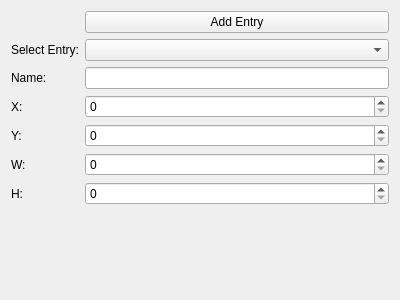
protoman/rockbot, file editor/scenes/tab_cleararea.ui: the form before one commit.
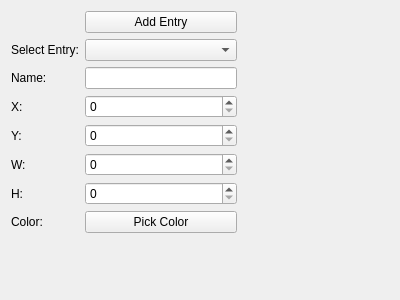
The form after the commit.

```diff
--- a/editor/scenes/tab_cleararea.ui
+++ b/editor/scenes/tab_cleararea.ui
@@ -13,7 +13,24 @@
   <property name="windowTitle">
    <string>Form</string>
   </property>
-  <layout class="QFormLayout" name="formLayout">
+  <layout class="QGridLayout" name="gridLayout">
+   <item row="6" column="0">
+    <widget class="QLabel" name="label_6">
+     <property name="text">
+      <string>H:</string>
+     </property>
+    </widget>
+   </item>
+   <item row="6" column="1">
+    <widget class="QSpinBox" name="h_spinBox"/>
+   </item>
+   <item row="5" column="0">
+    <widget class="QLabel" name="label_5">
+     <property name="text">
+      <string>W:</string>
+     </property>
+    </widget>
+   </item>
    <item row="0" column="1">
     <widget class="QPushButton" name="add_pushButton">
      <property name="text">
@@ -21,12 +38,8 @@
      </property>
     </widget>
    </item>
-   <item row="1" column="0">
-    <widget class="QLabel" name="label">
-     <property name="text">
-      <string>Select Entry:</string>
-     </property>
-    </widget>
+   <item row="5" column="1">
+    <widget class="QSpinBox" name="w_spinBox"/>
    </item>
    <item row="1" column="1">
     <widget class="QComboBox" name="select_comboBox"/>
@@ -38,16 +51,16 @@
      </property>
     </widget>
    </item>
-   <item row="2" column="1">
-    <widget class="QLineEdit" name="name_lineEdit"/>
-   </item>
-   <item row="3" column="0">
-    <widget class="QLabel" name="label_3">
+   <item row="1" column="0">
+    <widget class="QLabel" name="label">
      <property name="text">
-      <string>X:</string>
+      <string>Select Entry:</string>
      </property>
     </widget>
    </item>
+   <item row="3" column="1">
+    <widget class="QSpinBox" name="x_spinBox"/>
+   </item>
    <item row="4" column="0">
     <widget class="QLabel" name="label_4">
      <property name="text">
@@ -55,31 +68,58 @@
      </property>
     </widget>
    </item>
-   <item row="5" column="0">
-    <widget class="QLabel" name="label_5">
-     <property name="text">
-      <string>W:</string>
-     </property>
-    </widget>
-   </item>
-   <item row="6" column="0">
-    <widget class="QLabel" name="label_6">
-     <property name="text">
-      <string>H:</string>
-     </property>
-    </widget>
-   </item>
-   <item row="3" column="1">
-    <widget class="QSpinBox" name="x_spinBox"/>
+   <item row="2" column="1">
+    <widget class="QLineEdit" name="name_lineEdit"/>
    </item>
    <item row="4" column="1">
     <widget class="QSpinBox" name="y_spinBox"/>
    </item>
-   <item row="5" column="1">
-    <widget class="QSpinBox" name="w_spinBox"/>
+   <item row="3" column="0">
+    <widget class="QLabel" name="label_3">
+     <property name="text">
+      <string>X:</string>
+     </property>
+    </widget>
    </item>
-   <item row="6" column="1">
-    <widget class="QSpinBox" name="h_spinBox"/>
+   <item row="7" column="1">
+    <widget class="QPushButton" name="color_pushButton">
+     <property name="text">
+      <string>Pick Color</string>
+     </property>
+    </widget>
+   </item>
+   <item row="7" column="0">
+    <widget class="QLabel" name="label_7">
+     <property name="text">
+      <string>Color:</string>
+     </property>
+    </widget>
+   </item>
+   <item row="2" column="2">
+    <spacer name="horizontalSpacer">
+     <property name="orientation">
+      <enum>Qt::Horizontal</enum>
+     </property>
+     <property name="sizeHint" stdset="0">
+      <size>
+       <width>40</width>
+       <height>20</height>
+      </size>
+     </property>
+    </spacer>
+   </item>
+   <item row="8" column="1">
+    <spacer name="verticalSpacer">
+     <property name="orientation">
+      <enum>Qt::Vertical</enum>
+     </property>
+     <property name="sizeHint" stdset="0">
+      <size>
+       <width>20</width>
+       <height>40</height>
+      </size>
+     </property>
+    </spacer>
    </item>
   </layout>
  </widget>
```
